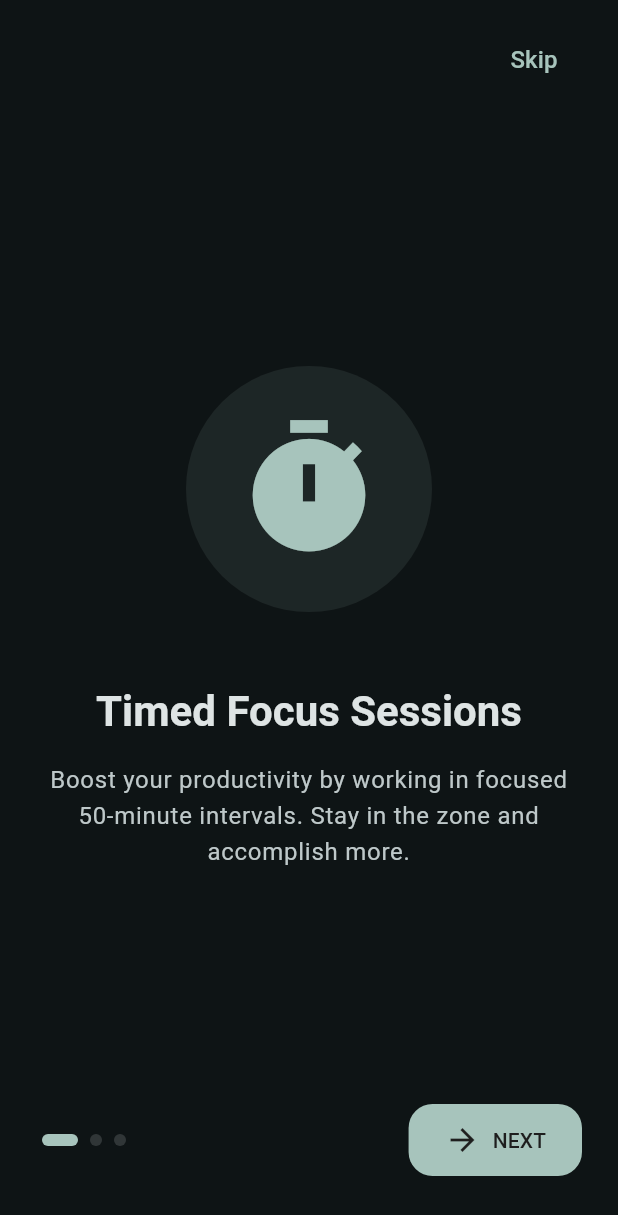
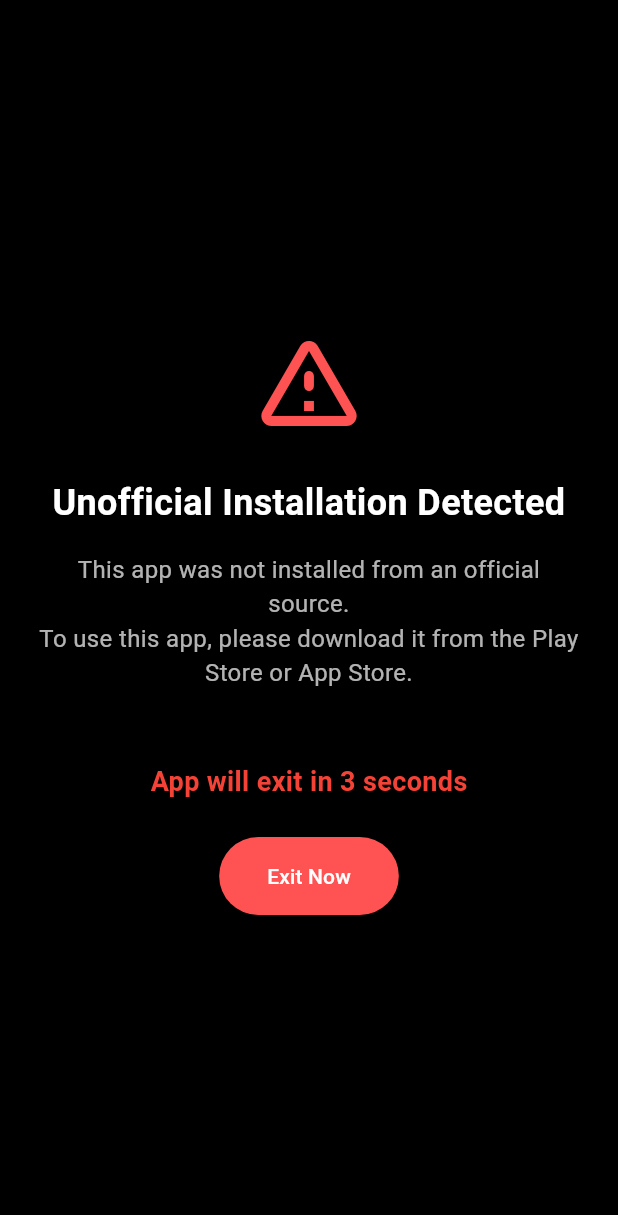
Before and after one commit to Pramodpal333/breakly, a Flutter app: the screen it shows after launch, on a phone screen of 412 x 824 dp. Shown: the top 1215 px of the screen. Run offline on Flutter 3.47's test engine with Material 3 defaults, Android fonts, the phone set to English and light mode, and no system bars; our stand-ins replace audioplayers, equatable, flutter_bloc, flutter_card_swiper, flutter_svg, gap and 5 more; missing offline and left inert: store_checker; statements that could not run were skipped.

Commit message:
feat: Add app installation source verification and display a security alert screen for unofficial installations.

```diff
--- /dev/null
+++ b/lib/features/security/screens/security_alert_screen.dart
@@ -0,0 +1,106 @@
+import 'dart:async';
+import 'dart:io';
+import 'package:flutter/material.dart';
+import 'package:gap/gap.dart';
+
+class SecurityAlertScreen extends StatefulWidget {
+  const SecurityAlertScreen({super.key});
+
+  @override
+  State<SecurityAlertScreen> createState() => _SecurityAlertScreenState();
+}
+
+class _SecurityAlertScreenState extends State<SecurityAlertScreen> {
+  int _countdown = 10;
+  Timer? _timer;
+
+  @override
+  void initState() {
+    super.initState();
+    _startTimer();
+  }
+
+  void _startTimer() {
+    _timer = Timer.periodic(const Duration(seconds: 1), (timer) {
+      if (_countdown > 1) {
+        setState(() {
+          _countdown--;
+        });
+      } else {
+        _timer?.cancel();
+        _exitApp();
+      }
+    });
+  }
+
+  void _exitApp() {
+    exit(0);
+  }
+
+  @override
+  void dispose() {
+    _timer?.cancel();
+    super.dispose();
+  }
+
+  @override
+  Widget build(BuildContext context) {
+    return Scaffold(
+      backgroundColor: Colors.black, // High contrast for warning
+      body: Center(
+        child: Padding(
+          padding: const EdgeInsets.all(24.0),
+          child: Column(
+            mainAxisAlignment: MainAxisAlignment.center,
+            children: [
+              const Icon(
+                Icons.warning_amber_rounded,
+                color: Colors.redAccent,
+                size: 80,
+              ),
+              const Gap(24),
+              const Text(
+                'Unofficial Installation Detected',
+                style: TextStyle(
+                  color: Colors.white,
+                  fontSize: 24,
+                  fontWeight: FontWeight.bold,
+                ),
+                textAlign: TextAlign.center,
+              ),
+              const Gap(16),
+              const Text(
+                'This app was not installed from an official source.\n'
+                'To use this app, please download it from the Play Store or App Store.',
+                style: TextStyle(color: Colors.white70, fontSize: 16),
+                textAlign: TextAlign.center,
+              ),
+              const Gap(48),
+              Text(
+                'App will exit in $_countdown seconds',
+                style: const TextStyle(
+                  color: Colors.red,
+                  fontSize: 18,
+                  fontWeight: FontWeight.w600,
+                ),
+              ),
+              const Gap(24),
+              ElevatedButton(
+                style: ElevatedButton.styleFrom(
+                  backgroundColor: Colors.redAccent,
+                  foregroundColor: Colors.white,
+                  padding: const EdgeInsets.symmetric(
+                    horizontal: 32,
+                    vertical: 16,
+                  ),
+                ),
+                onPressed: _exitApp,
+                child: const Text('Exit Now'),
+              ),
+            ],
+          ),
+        ),
+      ),
+    );
+  }
+}
--- a/lib/main.dart
+++ b/lib/main.dart
@@ -5,6 +5,10 @@ import 'core/theme/app_theme.dart';
 import 'core/services/preferences_service.dart';
 import 'features/home/screens/home_page.dart';
 import 'features/onboarding/screens/onboarding_screen.dart';
+import 'features/security/screens/security_alert_screen.dart';
+
+import 'package:flutter/foundation.dart'; // For kDebugMode
+import 'package:store_checker/store_checker.dart';
 
 // ---------------------------------------------------------------------------
 // MAIN ENTRY POINT
@@ -13,6 +17,11 @@ import 'features/onboarding/screens/onboarding_screen.dart';
 Future<void> main() async {
   // Ensure widgets are bound before running
   WidgetsFlutterBinding.ensureInitialized();
+
+  // Security Check: Verify Installer Source
+  // We don't exit here anymore. We pass the result to the app.
+  final isSecure = await _checkInstallerSource();
+
   // Initialize Dependency Injection
   await setupLocator();
 
@@ -22,7 +31,26 @@ Future<void> main() async {
     DeviceOrientation.portraitDown,
   ]);
 
-  runApp(const BreaklyApp());
+  runApp(BreaklyApp(isSecure: isSecure));
+}
+
+/// Checks if the app was installed from a valid store (Play Store or App Store).
+/// Returns true if valid or in debug mode. Returns false if unauthorized.
+Future<bool> _checkInstallerSource() async {
+  if (kDebugMode) {
+    // In debug mode, we allow running from any source (e.g., IDE, ADB).
+    return true;
+  }
+
+  final source = await StoreChecker.getSource;
+
+  // List of allowed sources
+  const allowedSources = [
+    Source.IS_INSTALLED_FROM_PLAY_STORE,
+    Source.IS_INSTALLED_FROM_APP_STORE,
+  ];
+
+  return allowedSources.contains(source);
 }
 
 // ---------------------------------------------------------------------------
@@ -30,7 +58,9 @@ Future<void> main() async {
 // ---------------------------------------------------------------------------
 
 class BreaklyApp extends StatelessWidget {
-  const BreaklyApp({super.key});
+  final bool isSecure;
+
+  const BreaklyApp({super.key, required this.isSecure});
 
   @override
   Widget build(BuildContext context) {
@@ -40,9 +70,17 @@ class BreaklyApp extends StatelessWidget {
       theme: AppTheme.darkTheme,
       darkTheme: AppTheme.darkTheme,
       themeMode: ThemeMode.system,
-      home: sl<PreferencesService>().isOnboardingCompleted
-          ? const HomePage()
-          : const OnboardingScreen(),
+      home: _getInitialScreen(),
     );
   }
+
+  Widget _getInitialScreen() {
+    if (!isSecure) {
+      return const SecurityAlertScreen();
+    }
+
+    return sl<PreferencesService>().isOnboardingCompleted
+        ? const HomePage()
+        : const OnboardingScreen();
+  }
 }
--- a/pubspec.yaml
+++ b/pubspec.yaml
@@ -45,6 +45,7 @@ dependencies:
   smooth_corner: ^1.1.1
   flutter_svg: ^2.0.17
   package_info_plus: ^8.0.0
+  store_checker: ^1.8.0
 
 dev_dependencies:
   flutter_test:
```
Also changed, not shown: pubspec.lock, 2 other files.
